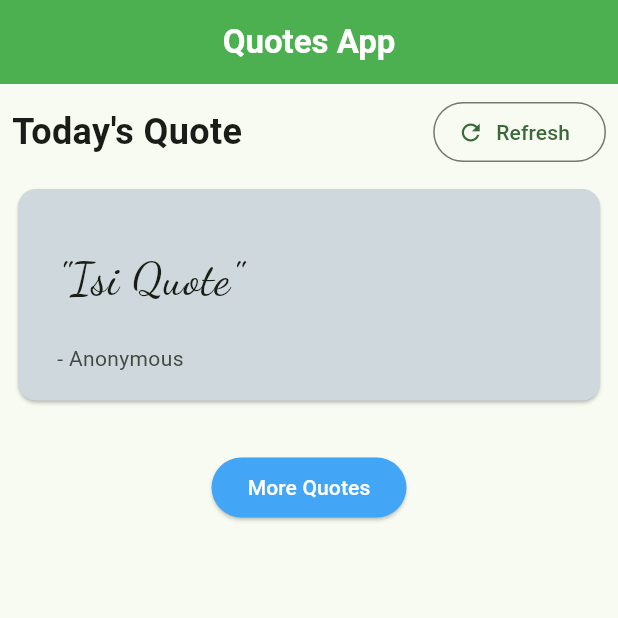
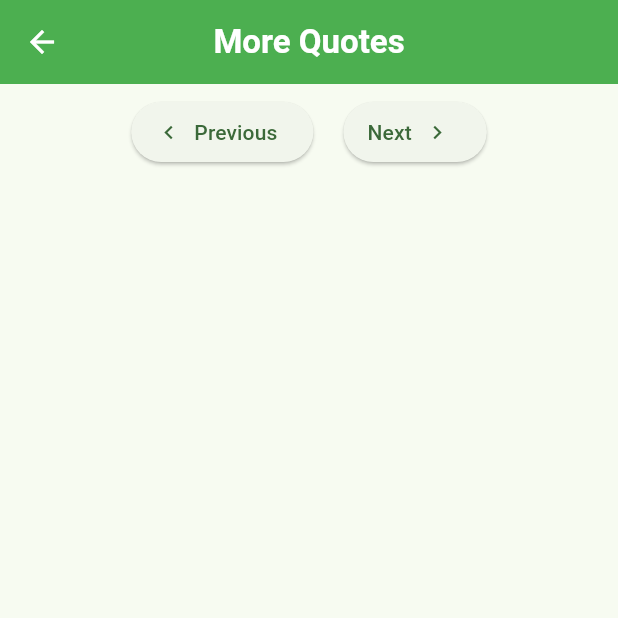
Before and after one commit to rasyaaa-3/mopro-p5, a Flutter app: the screen it shows after launch, after a tap on "More Quotes", on a phone screen of 412 x 824 dp, the top half of it. Run offline on Flutter 3.47's test engine with Material 3 defaults, Android fonts, the phone set to English and light mode, and no system bars.

Commit message:
Menambahkan halaman more_quotes

```diff
--- /dev/null
+++ b/lib/pages/more_quotes.dart
@@ -0,0 +1,61 @@
+import 'package:flutter/material.dart';
+
+class MoreQuotes extends StatefulWidget {
+  const MoreQuotes({super.key});
+
+  @override
+  State<MoreQuotes> createState() => _MoreQuotesState();
+}
+
+class _MoreQuotesState extends State<MoreQuotes> {
+  // Isi Logic 1
+
+  @override
+  Widget build(BuildContext context) {
+    return Scaffold(
+      appBar: AppBar(
+        backgroundColor: Colors.green[500],
+        foregroundColor: Colors.white,
+        centerTitle: true,
+        title: Text(
+          "More Quotes",
+          style: TextStyle(
+            fontWeight: FontWeight.bold,
+          ),
+        ),
+      ),
+      body: Padding(
+        padding: const EdgeInsets.all(8.0),
+        child: CustomScrollView(
+          slivers: [
+            SliverList(
+              delegate: SliverChildListDelegate([
+                Row(
+                  mainAxisAlignment: MainAxisAlignment.center,
+                  children: [
+                    ElevatedButton.icon(
+                      onPressed: () {
+                        // Isi Logic 2
+                      },
+                      label: Text("Previous"),
+                      icon: Icon(Icons.chevron_left),
+                    ),
+                    SizedBox(width: 20),
+                    ElevatedButton.icon(
+                      onPressed: () {
+                        // Isi Logic 3
+                      },
+                      label: Text("Next"),
+                      icon: Icon(Icons.chevron_right),
+                      iconAlignment: IconAlignment.end,
+                    ),
+                  ],
+                ),
+              ]),
+            ),
+          ],
+        ),
+      ),
+    );
+  }
+}
--- a/lib/pages/today_quote.dart
+++ b/lib/pages/today_quote.dart
@@ -1,5 +1,6 @@
 import 'package:flutter/material.dart';
 import 'package:mopro_p5/widgets/quote_card.dart';
+import 'package:mopro_p5/pages/more_quotes.dart';
 
 class TodayQuote extends StatefulWidget {
   const TodayQuote({super.key});
@@ -52,7 +53,11 @@ class _TodayQuoteState extends State<TodayQuote> {
             QuoteCard(quote: "Isi Quote", author: "Anonymous"),
             SizedBox(height: 30),
             ElevatedButton(
-              onPressed: () {},
+              onPressed: () async {
+                await Navigator.of(context).push(
+                  MaterialPageRoute(builder: (context) => MoreQuotes())
+                );
+              },
               style: ElevatedButton.styleFrom(
                 backgroundColor: Colors.blue[400],
                 foregroundColor: Colors.white,
```
